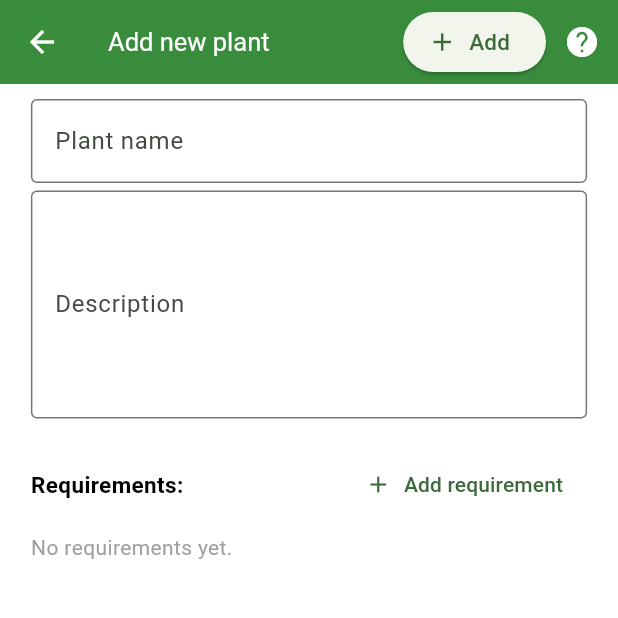
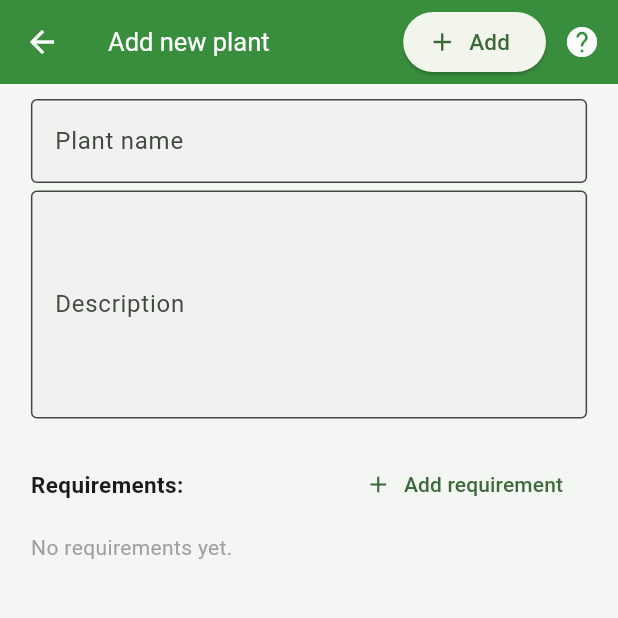
Before and after one commit to Sconguser/greenhouseMobile, a Flutter app: the AddNewPlantForm screen opened directly, on a phone screen of 412 x 824 dp, the top half of it. Run offline on Flutter 3.47's test engine with Material 3 defaults, Android fonts, the light colour scheme and no system bars; drawn by our look-alikes of flutter_form_builder; our stand-ins replace another_xlider, firebase_core, firebase_messaging, fl_chart, flutter_local_notifications, flutter_riverpod and 9 more; missing offline and left inert: language_picker; accounts and stored records are empty; generated files the repository leaves out were written again; statements that could not run were skipped.

Commit message:
fix for themes, polling

```diff
--- a/lib/shared/ui_constants.dart
+++ b/lib/shared/ui_constants.dart
@@ -1,16 +1,31 @@
 import 'package:flutter/material.dart';
 
+/// Shared seed colour for both themes so the brand green stays consistent.
+const Color _seedGreen = Color(0xFF2E7D32); // green 800
+
+// ---------------------------------------------------------------------------
+// LIGHT THEME
+// ---------------------------------------------------------------------------
+
+final ColorScheme _lightScheme = ColorScheme.fromSeed(
+  seedColor: _seedGreen,
+  brightness: Brightness.light,
+).copyWith(
+  surface: Colors.white,
+);
+
 final ThemeData lightTheme = ThemeData(
+  useMaterial3: true,
   brightness: Brightness.light,
-  colorScheme: ColorScheme.fromSeed(
-    seedColor: Colors.green,
-    brightness: Brightness.light,
+  colorScheme: _lightScheme,
+  scaffoldBackgroundColor: const Color(0xFFF4F6F4),
+  cardColor: Colors.white,
+  cardTheme: const CardThemeData(
+    color: Colors.white,
+    surfaceTintColor: Colors.transparent,
+    elevation: 1,
+    margin: EdgeInsets.all(8),
   ),
-  scaffoldBackgroundColor: Colors.white,
-  textTheme: const TextTheme(
-    bodyMedium: TextStyle(color: Colors.black),
-  ),
-  dividerColor: Colors.transparent,
   bottomNavigationBarTheme: BottomNavigationBarThemeData(
     backgroundColor: Colors.white,
     selectedItemColor: Colors.green[700],
@@ -22,34 +37,98 @@ final ThemeData lightTheme = ThemeData(
   appBarTheme: AppBarTheme(
     backgroundColor: Colors.green[700],
     foregroundColor: Colors.white,
+    surfaceTintColor: Colors.transparent,
     elevation: 2,
+  ),
+  inputDecorationTheme: InputDecorationTheme(
+    filled: true,
+    fillColor: const Color(0xFFF0F2F0),
+    border: OutlineInputBorder(
+      borderRadius: BorderRadius.circular(8),
+      borderSide: BorderSide.none,
+    ),
   ),
 );
 
+// ---------------------------------------------------------------------------
+// DARK THEME
+//
+// A soft, consistent dark palette. We deliberately avoid pure black (#000)
+// and pure white text to keep contrast comfortable rather than eye-burning.
+// Surfaces use a layered hierarchy: scaffold (darkest) < card < elevated.
+// ---------------------------------------------------------------------------
+
+const Color _darkScaffold = Color(0xFF121212);
+const Color _darkSurface = Color(0xFF1E1E1E); // cards / sheets / app bar
+const Color _darkSurfaceHigh = Color(0xFF262626); // dialogs / elevated
+const Color _darkGreen = Color(0xFF81C784); // green 300 — readable accent
+const Color _darkOnSurface = Color(0xFFE6E6E6); // off-white, not pure white
+
+final ColorScheme _darkScheme = ColorScheme.fromSeed(
+  seedColor: _seedGreen,
+  brightness: Brightness.dark,
+).copyWith(
+  primary: _darkGreen,
+  surface: _darkSurface,
+  onSurface: _darkOnSurface,
+  surfaceContainerHighest: _darkSurfaceHigh,
+);
+
 final ThemeData darkTheme = ThemeData(
+  useMaterial3: true,
   brightness: Brightness.dark,
-  colorScheme: ColorScheme.fromSeed(
-    seedColor: Colors.green,
-    brightness: Brightness.dark,
+  colorScheme: _darkScheme,
+  scaffoldBackgroundColor: _darkScaffold,
+  canvasColor: _darkScaffold,
+  cardColor: _darkSurface,
+  dividerColor: const Color(0xFF2C2C2C),
+  cardTheme: const CardThemeData(
+    color: _darkSurface,
+    surfaceTintColor: Colors.transparent,
+    elevation: 1,
+    margin: EdgeInsets.all(8),
   ),
-  scaffoldBackgroundColor: const Color(0xFF121212),
-  textTheme: const TextTheme(
-    bodyMedium: TextStyle(color: Colors.white),
+  dialogTheme: const DialogThemeData(
+    backgroundColor: _darkSurfaceHigh,
+    surfaceTintColor: Colors.transparent,
   ),
-  dividerColor: Colors.transparent,
-  bottomNavigationBarTheme: BottomNavigationBarThemeData(
-    backgroundColor: const Color(0xFF1E1E1E),
-    selectedItemColor: Colors.green[300],
-    unselectedItemColor: Colors.grey[500],
-    selectedLabelStyle: const TextStyle(fontWeight: FontWeight.w600),
+  bottomSheetTheme: const BottomSheetThemeData(
+    backgroundColor: _darkSurface,
+    surfaceTintColor: Colors.transparent,
+  ),
+  bottomNavigationBarTheme: const BottomNavigationBarThemeData(
+    backgroundColor: _darkSurface,
+    selectedItemColor: _darkGreen,
+    unselectedItemColor: Color(0xFF9E9E9E),
+    selectedLabelStyle: TextStyle(fontWeight: FontWeight.w600),
     type: BottomNavigationBarType.fixed,
     elevation: 8,
   ),
-  appBarTheme: AppBarTheme(
-    backgroundColor: const Color(0xFF1E1E1E),
-    foregroundColor: Colors.white,
+  appBarTheme: const AppBarTheme(
+    backgroundColor: _darkSurface,
+    foregroundColor: _darkOnSurface,
+    surfaceTintColor: Colors.transparent,
     elevation: 2,
+  ),
+  listTileTheme: const ListTileThemeData(
+    iconColor: _darkGreen,
+  ),
+  inputDecorationTheme: InputDecorationTheme(
+    filled: true,
+    fillColor: _darkSurfaceHigh,
+    border: OutlineInputBorder(
+      borderRadius: BorderRadius.circular(8),
+      borderSide: BorderSide.none,
+    ),
   ),
 );
 
 double modalBottomSheetElevation = 5;
+
+/// Soft shadow colour that works in both light and dark themes.
+/// Use instead of a hardcoded grey so cards don't glare in dark mode.
+Color cardShadowColor(BuildContext context) {
+  return Theme.of(context).brightness == Brightness.dark
+      ? Colors.black.withValues(alpha: 0.5)
+      : Colors.grey.withValues(alpha: 0.4);
+}
--- a/lib/views/greenhouses/controls_view.dart
+++ b/lib/views/greenhouses/controls_view.dart
@@ -110,11 +110,11 @@ class ControlsView extends ConsumerWidget {
         return Container(
           margin: const EdgeInsets.symmetric(vertical: 10),
           decoration: BoxDecoration(
-            color: Colors.white,
+            color: Theme.of(context).cardColor,
             borderRadius: const BorderRadius.all(Radius.circular(10)),
             boxShadow: [
               BoxShadow(
-                color: Colors.grey.withValues(alpha: 0.5),
+                color: cardShadowColor(context),
                 spreadRadius: 5,
                 blurRadius: 7,
                 offset: const Offset(0, 3),
```
Also changed, not shown: lib/views/greenhouses/widgets.dart (+23 -5 lines).
